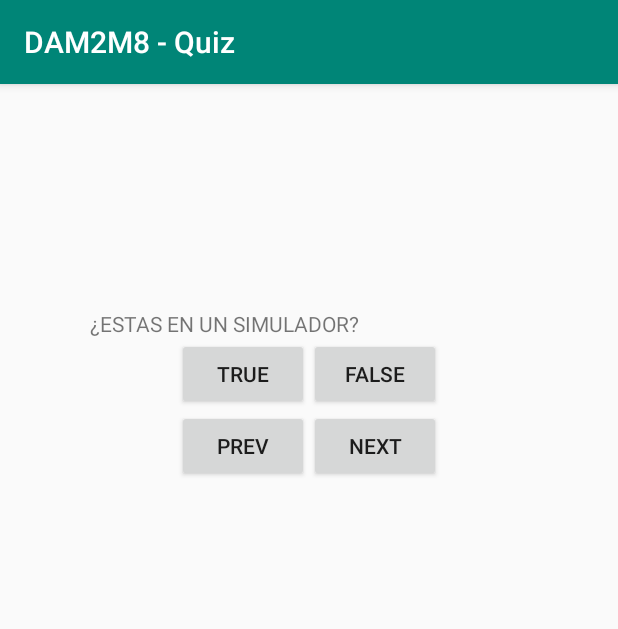
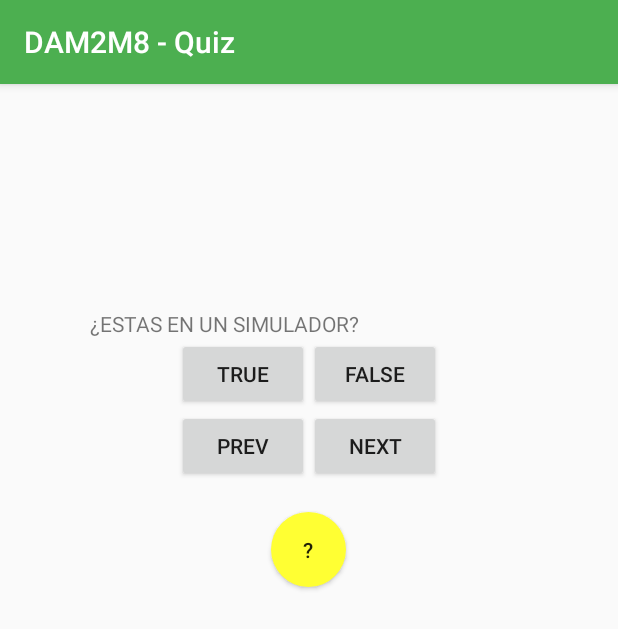
Before and after one commit to lance8bit/DAM2M8Quiz, an Android app: the screen it shows after launch (MainActivity), on a phone screen of 412 x 824 dp. Shown: the top 629 px of the screen. Run offline under Robolectric (Android 15) with nearby library versions, the phone set to English and light mode, and no system bars.

Commit message:
with Hint option

```diff
--- a/app/src/main/AndroidManifest.xml
+++ b/app/src/main/AndroidManifest.xml
@@ -16,6 +16,7 @@
                 <category android:name="android.intent.category.LAUNCHER" />
             </intent-filter>
         </activity>
+        <activity android:name=".hintActivity"></activity>
     </application>
 
 </manifest>
--- a/app/src/main/java/com/example/sacre/dam2m8_quiz/MainActivity.java
+++ b/app/src/main/java/com/example/sacre/dam2m8_quiz/MainActivity.java
@@ -8,16 +8,18 @@ import android.widget.Button;
 import android.widget.TextView;
 import android.widget.Toast;
 
+import java.net.Inet4Address;
+
 import static android.provider.AlarmClock.EXTRA_MESSAGE;
 
 public class MainActivity extends AppCompatActivity {
 
-    private Button TrueButton,FalseButton,prevButton,nextButton;
+    private Button TrueButton,FalseButton,prevButton,nextButton,hintButton;
     private TextView pregunt_view;
     private pregunta[] ListPreguntas = new pregunta[]{
-            new pregunta(R.string.pregunta1, true),
-            new pregunta(R.string.pregunta2, false),
-            new pregunta(R.string.pregunta3, true),
+            new pregunta(R.string.pregunta1, true, "hint1"),
+            new pregunta(R.string.pregunta2, false, "hint2"),
+            new pregunta(R.string.pregunta3, true, "hint3"),
     };
 
     private int indexPregunta = 0;
@@ -74,8 +76,8 @@ public class MainActivity extends AppCompatActivity {
             }
 
         });
-        FalseButton = (Button) findViewById(R.id.bt_prev);
-        FalseButton.setOnClickListener(new View.OnClickListener() {
+        prevButton = (Button) findViewById(R.id.bt_prev);
+        prevButton.setOnClickListener(new View.OnClickListener() {
             @Override
             public void onClick(View v) {
                 if(indexPregunta>0) {
@@ -85,5 +87,15 @@ public class MainActivity extends AppCompatActivity {
             }
 
         });
+        hintButton = (Button) findViewById(R.id.btHint);
+        hintButton.setOnClickListener(new View.OnClickListener() {
+            @Override
+            public void onClick(View v) {
+                Intent hintActivity = new Intent(MainActivity.this, hintActivity.class);
+                String imageName = ListPreguntas[indexPregunta].getResName();
+                hintActivity.putExtra("imageName", imageName);
+                startActivity(hintActivity);
+            }
+        });
     }
 }
--- a/app/src/main/java/com/example/sacre/dam2m8_quiz/pregunta.java
+++ b/app/src/main/java/com/example/sacre/dam2m8_quiz/pregunta.java
@@ -4,10 +4,12 @@ public class pregunta {
 
     private int preguntaId;
     private boolean respPregunta;
+    private String resName;
 
-    public pregunta(int idPreg, boolean resPreg){
+    public pregunta(int idPreg, boolean resPreg,String drawName){
         preguntaId = idPreg;
         respPregunta = resPreg;
+        resName = drawName;
     }
 
     public int getPreguntaId() {
@@ -25,4 +27,12 @@ public class pregunta {
     public void setRespPregunta(boolean respPregunta) {
         this.respPregunta = respPregunta;
     }
+
+    public String getResName() {
+        return resName;
+    }
+
+    public void setResName(String resName) {
+        this.resName = resName;
+    }
 }
--- /dev/null
+++ b/app/src/main/res/drawable/roundedbutton.xml
@@ -0,0 +1,13 @@
+<?xml version="1.0" encoding="utf-8"?>
+<selector xmlns:android="http://schemas.android.com/apk/res/android">
+    <item android:state_pressed="false">
+        <shape android:shape="oval">
+            <solid android:color="#FFFF33"/>
+        </shape>
+    </item>
+    <item android:state_pressed="true">
+        <shape android:shape="oval">
+            <solid android:color="#FFFF33"/>
+        </shape>
+    </item>
+</selector>
--- a/app/src/main/res/layout/activity_main.xml
+++ b/app/src/main/res/layout/activity_main.xml
@@ -53,4 +53,12 @@
             android:layout_height="match_parent" />
     </LinearLayout>
 
+    <Button
+        android:id="@+id/btHint"
+        android:layout_width="50dp"
+        android:layout_height="50dp"
+        android:layout_gravity="center"
+        android:layout_marginTop="20dp"
+        android:background="@drawable/roundedbutton"
+        android:text="@string/hintMark" />
 </LinearLayout>
--- a/app/src/main/res/values/colors.xml
+++ b/app/src/main/res/values/colors.xml
@@ -1,6 +1,6 @@
 <?xml version="1.0" encoding="utf-8"?>
 <resources>
-    <color name="colorPrimary">#008577</color>
-    <color name="colorPrimaryDark">#00574B</color>
-    <color name="colorAccent">#D81B60</color>
+    <color name="colorPrimary">#4CAF50</color>
+    <color name="colorPrimaryDark">#388E3C</color>
+    <color name="colorAccent">#8BC34A</color>
 </resources>
--- a/app/src/main/res/values/strings.xml
+++ b/app/src/main/res/values/strings.xml
@@ -7,4 +7,6 @@
     <string name="pregunta3">¿LA CAPITAL DE ESPAÑA ES MADRID?</string>
     <string name="correct_toast">PREGUNTA CORRECTA</string>
     <string name="fail_toast">PREGUNTA FALLIDA</string>
+    <string name="hintMark">"?"</string>
+    <string name="backPlace">BACK</string>
 </resources>
```
Also changed, not shown: app/src/main/java/com/example/sacre/dam2m8_quiz/hintActivity.java (added, +39 -0 lines), app/src/main/res/layout/activity_hint.xml (added, +22 -0 lines).
